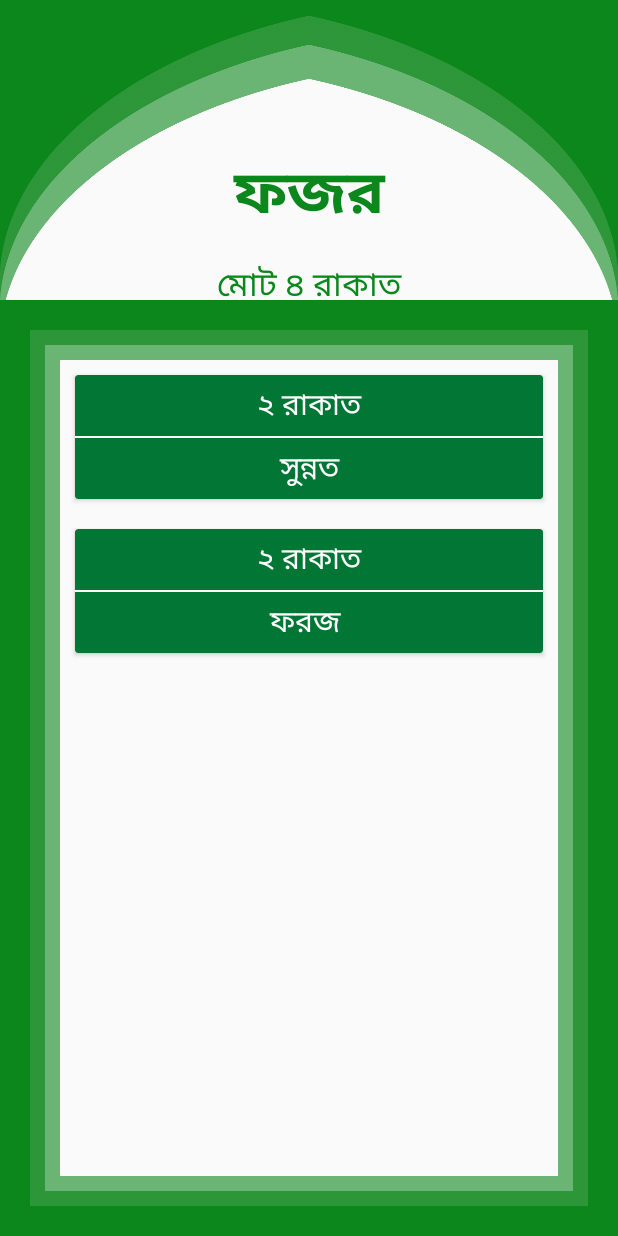
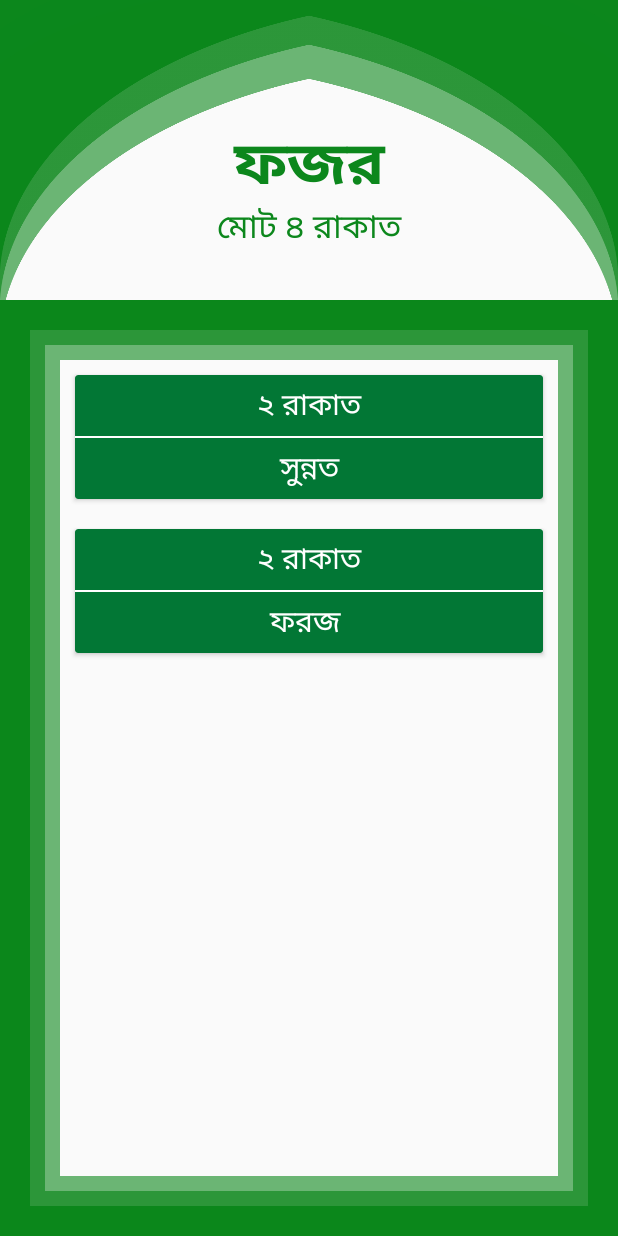
Before and after one commit to saiful-islam-niloy/Salah, an Android app: the screen it shows after launch (RakatActivity), after a tap on an icon or button, on a phone screen of 412 x 824 dp. Run offline under Robolectric (Android 15) with nearby library versions, the phone set to English and light mode, and no system bars.

Commit message:
Ui bug fixed
salah name and total rakat positon solved for all screen size

```diff
--- a/app/src/main/res/layout/activity_rakat.xml
+++ b/app/src/main/res/layout/activity_rakat.xml
@@ -24,9 +24,8 @@
         android:textColor="@color/colorPrimaryDark"
         android:textSize="40dp"
         android:textStyle="bold"
-        app:layout_constraintBottom_toBottomOf="parent"
-        app:layout_constraintTop_toTopOf="parent"
-        app:layout_constraintVertical_bias="0.13" />
+        android:layout_marginTop="80dp"
+        app:layout_constraintTop_toTopOf="parent"/>
     <TextView
         android:id="@+id/salah_total_rakat"
         android:layout_width="match_parent"
@@ -35,9 +34,8 @@
         android:text="Total Rakat"
         android:textColor="@color/colorPrimaryDark"
         android:textSize="22dp"
-        app:layout_constraintBottom_toBottomOf="parent"
-        app:layout_constraintTop_toTopOf="parent"
-        app:layout_constraintVertical_bias="0.22" />
+        android:layout_marginTop="135dp"
+        app:layout_constraintTop_toTopOf="parent"/>
 
     <android.support.v7.widget.RecyclerView
         android:id="@+id/rakat"
```
